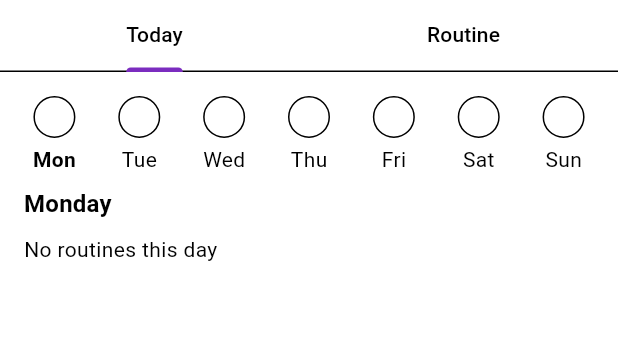
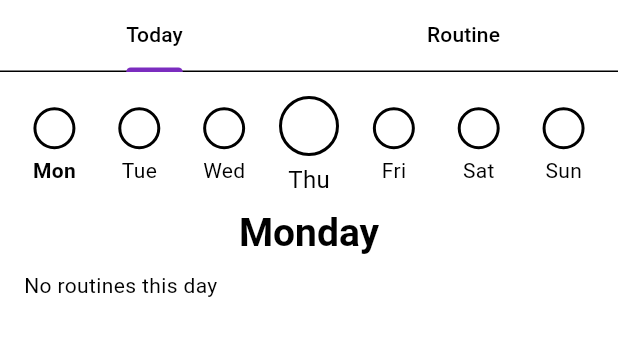
Before and after one commit to Juanppmi/gymtracker, a Flutter app: the screen it shows after launch, after a tap on "Mon", on a phone screen of 412 x 824 dp, the part 84-440 px from its top. Run offline on Flutter 3.47's test engine with Material 3 defaults, Android fonts, the phone set to English and light mode, and no system bars; our stand-ins replace cupertino_ui, drift, drift_flutter, flutter_riverpod, material_ui, shared_preferences; accounts and stored records are empty; generated files the repository leaves out were written again; statements that could not run were skipped.

Commit message:
feat/show-today-progress-and-start
Today should show the current day more clearly and how much of the day is done. Each routine opens with Start, Continue, or Review, and the circle fills by the share of concluded routines.

Closes #31

Co-authored-by: Cursor <cursoragent@cursor.com>

```diff
--- a/lib/data/gym_repository.dart
+++ b/lib/data/gym_repository.dart
@@ -341,6 +341,27 @@ class GymRepository {
         .get();
   }
 
+  Future<Map<int, int>> exerciseCounts() async {
+    final rows = await _database.select(_database.routineExercises).get();
+    final counts = <int, int>{};
+    for (final row in rows) {
+      counts[row.routineId] = (counts[row.routineId] ?? 0) + 1;
+    }
+    return counts;
+  }
+
+  Future<Map<(int, int), int>> checkedCountsForWeek(DateTime weekStart) async {
+    final rows = await (_database.select(
+      _database.exerciseChecks,
+    )..where((row) => row.weekStart.equals(weekStart))).get();
+    final counts = <(int, int), int>{};
+    for (final row in rows) {
+      final key = (row.weekday, row.routineId);
+      counts[key] = (counts[key] ?? 0) + 1;
+    }
+    return counts;
+  }
+
   Future<void> setExerciseChecked({
     required DateTime weekStart,
     required int weekday,
--- a/lib/data/week_snapshot.dart
+++ b/lib/data/week_snapshot.dart
@@ -5,21 +5,36 @@ class WeekSnapshot {
     required this.weekStart,
     required this.assignments,
     required this.logged,
+    this.checkedCounts = const <(int, int), int>{},
+    this.exerciseCounts = const <int, int>{},
   });
 
   final DateTime weekStart;
   final List<WeekdayAssignmentItem> assignments;
   final Set<(int, int)> logged;
+  final Map<(int, int), int> checkedCounts;
+  final Map<int, int> exerciseCounts;
 
-  bool isFilled(int weekday) {
+  double progressFor(int weekday) {
     final assigned = [
       for (final item in assignments)
         if (item.weekday == weekday) item.routineId,
     ];
     if (assigned.isEmpty) {
-      return false;
+      return 0;
     }
-    return assigned.every((routineId) => logged.contains((weekday, routineId)));
+    final done = assigned
+        .where((routineId) => logged.contains((weekday, routineId)))
+        .length;
+    return done / assigned.length;
+  }
+
+  bool isFilled(int weekday) => progressFor(weekday) >= 1;
+
+  int exerciseCount(int routineId) => exerciseCounts[routineId] ?? 0;
+
+  int checkedCount(int weekday, int routineId) {
+    return checkedCounts[(weekday, routineId)] ?? 0;
   }
 
   List<WeekdayAssignmentItem> routinesFor(int weekday) {
--- a/lib/l10n/app_en.arb
+++ b/lib/l10n/app_en.arb
@@ -54,6 +54,10 @@
   "sundayShort": "Sun",
   "finish": "Finish",
   "noRoutinesThisDay": "No routines this day",
+  "todaysRoutine": "Today's routine",
+  "startWorkout": "Start",
+  "continueWorkout": "Continue",
+  "review": "Review",
   "theme": "Theme",
   "themeSystem": "System",
   "themeLight": "Light",
--- a/lib/l10n/app_localizations.dart
+++ b/lib/l10n/app_localizations.dart
@@ -380,6 +380,30 @@ abstract class AppLocalizations {
   /// **'No routines this day'**
   String get noRoutinesThisDay;
 
+  /// No description provided for @todaysRoutine.
+  ///
+  /// In en, this message translates to:
+  /// **'Today\'s routine'**
+  String get todaysRoutine;
+
+  /// No description provided for @startWorkout.
+  ///
+  /// In en, this message translates to:
+  /// **'Start'**
+  String get startWorkout;
+
+  /// No description provided for @continueWorkout.
+  ///
+  /// In en, this message translates to:
+  /// **'Continue'**
+  String get continueWorkout;
+
+  /// No description provided for @review.
+  ///
+  /// In en, this message translates to:
+  /// **'Review'**
+  String get review;
+
   /// No description provided for @theme.
   ///
   /// In en, this message translates to:
--- a/lib/l10n/app_pt.arb
+++ b/lib/l10n/app_pt.arb
@@ -54,6 +54,10 @@
   "sundayShort": "Dom",
   "finish": "Concluir",
   "noRoutinesThisDay": "Nenhuma ficha neste dia",
+  "todaysRoutine": "Rotina de hoje",
+  "startWorkout": "Começar",
+  "continueWorkout": "Continuar",
+  "review": "Rever",
   "theme": "Tema",
   "themeSystem": "Sistema",
   "themeLight": "Claro",
--- a/lib/ui/design_system/weekday_circle.dart
+++ b/lib/ui/design_system/weekday_circle.dart
@@ -1,26 +1,71 @@
+import 'dart:math' as math;
+
 import 'package:material_ui/material_ui.dart';
 
 class WeekdayCircle extends StatelessWidget {
-  const WeekdayCircle({super.key, required this.filled});
+  const WeekdayCircle({super.key, this.progress = 0, this.large = false});
 
-  final bool filled;
+  final double progress;
+  final bool large;
+
+  bool get filled => progress >= 1;
 
   @override
   Widget build(BuildContext context) {
     final colorScheme = Theme.of(context).colorScheme;
+    final size = large ? 40.0 : 28.0;
     return Semantics(
       selected: filled,
-      child: Container(
-        width: 28,
-        height: 28,
-        decoration: BoxDecoration(
-          shape: BoxShape.circle,
-          color: filled ? colorScheme.primary : Colors.transparent,
-          border: Border.all(
-            color: filled ? colorScheme.primary : colorScheme.outline,
-          ),
+      child: CustomPaint(
+        size: Size.square(size),
+        painter: _CircleProgressPainter(
+          progress: progress.clamp(0, 1),
+          color: colorScheme.primary,
+          border: filled ? colorScheme.primary : colorScheme.outline,
         ),
       ),
     );
   }
 }
+
+class _CircleProgressPainter extends CustomPainter {
+  const _CircleProgressPainter({
+    required this.progress,
+    required this.color,
+    required this.border,
+  });
+
+  final double progress;
+  final Color color;
+  final Color border;
+
+  @override
+  void paint(Canvas canvas, Size size) {
+    final center = size.center(Offset.zero);
+    final radius = size.width / 2;
+    if (progress > 0) {
+      canvas.drawArc(
+        Rect.fromCircle(center: center, radius: radius - 1),
+        -math.pi / 2,
+        math.pi * 2 * progress,
+        true,
+        Paint()..color = color,
+      );
+    }
+    canvas.drawCircle(
+      center,
+      radius - 1,
+      Paint()
+        ..style = PaintingStyle.stroke
+        ..strokeWidth = 2
+        ..color = border,
+    );
+  }
+
+  @override
+  bool shouldRepaint(covariant _CircleProgressPainter oldDelegate) {
+    return oldDelegate.progress != progress ||
+        oldDelegate.color != color ||
+        oldDelegate.border != border;
+  }
+}
--- a/lib/ui/today/today_log_notifier.dart
+++ b/lib/ui/today/today_log_notifier.dart
@@ -16,12 +16,16 @@ class TodayLogNotifier extends AsyncNotifier<WeekSnapshot> {
     final weekStart = weekStartOf(ref.watch(clockProvider));
     final assignments = await ref.watch(weekdayAssignmentsProvider.future);
     final sessions = await repository.sessionsForWeek(weekStart);
+    final checkedCounts = await repository.checkedCountsForWeek(weekStart);
+    final exerciseCounts = await repository.exerciseCounts();
     return WeekSnapshot(
       weekStart: weekStart,
       assignments: assignments,
       logged: {
         for (final session in sessions) (session.weekday, session.routineId),
       },
+      checkedCounts: checkedCounts,
+      exerciseCounts: exerciseCounts,
     );
   }
 }
--- a/lib/ui/today/today_screen.dart
+++ b/lib/ui/today/today_screen.dart
@@ -1,8 +1,10 @@
 import 'package:flutter_riverpod/flutter_riverpod.dart';
 import 'package:gymtracker/data/clock.dart';
 import 'package:gymtracker/data/weekday.dart';
+import 'package:gymtracker/data/week_snapshot.dart';
 import 'package:gymtracker/data/weekday_assignment_item.dart';
 import 'package:gymtracker/l10n/app_localizations.dart';
+import 'package:gymtracker/ui/design_system/app_button.dart';
 import 'package:gymtracker/ui/design_system/weekday_circle.dart';
 import 'package:gymtracker/ui/routine/weekday_label.dart';
 import 'package:gymtracker/ui/today/today_log_notifier.dart';
@@ -22,7 +24,8 @@ class _TodayScreenState extends ConsumerState<TodayScreen> {
   @override
   Widget build(BuildContext context) {
     final l10n = AppLocalizations.of(context);
-    final selected = _selectedWeekday ?? ref.watch(clockProvider).weekday;
+    final today = ref.watch(clockProvider).weekday;
+    final selected = _selectedWeekday ?? today;
     final log = ref.watch(todayLogProvider);
 
     return SizedBox.expand(
@@ -47,11 +50,15 @@ class _TodayScreenState extends ConsumerState<TodayScreen> {
                               setState(() => _selectedWeekday = weekday),
                           child: Column(
                             children: [
-                              WeekdayCircle(filled: snapshot.isFilled(weekday)),
+                              WeekdayCircle(
+                                progress: snapshot.progressFor(weekday),
+                                large: weekday == today,
+                              ),
                               const SizedBox(height: 4),
                               Text(
                                 weekdayShortLabel(l10n, weekday),
                                 style: TextStyle(
+                                  fontSize: weekday == today ? 16 : null,
                                   fontWeight: weekday == selected
                                       ? FontWeight.bold
                                       : null,
@@ -67,8 +74,12 @@ class _TodayScreenState extends ConsumerState<TodayScreen> {
               Padding(
                 padding: const EdgeInsets.symmetric(horizontal: 16),
                 child: Text(
-                  weekdayLabel(l10n, selected),
-                  style: Theme.of(context).textTheme.titleMedium,
+                  selected == today
+                      ? l10n.todaysRoutine
+                      : weekdayLabel(l10n, selected),
+                  textAlign: TextAlign.center,
+                  style: Theme.of(context).textTheme.titleLarge
+                      ?.copyWith(fontSize: 26),
                 ),
               ),
               const SizedBox(height: 8),
@@ -80,7 +91,11 @@ class _TodayScreenState extends ConsumerState<TodayScreen> {
                       Text(l10n.noRoutinesThisDay)
                     else
                       for (final routine in routines)
-                        _TodayRoutineTile(routine: routine, weekday: selected),
+                        _TodayRoutineTile(
+                          routine: routine,
+                          weekday: selected,
+                          snapshot: snapshot,
+                        ),
                   ],
                 ),
               ),
@@ -93,21 +108,34 @@ class _TodayScreenState extends ConsumerState<TodayScreen> {
 }
 
 class _TodayRoutineTile extends StatelessWidget {
-  const _TodayRoutineTile({required this.routine, required this.weekday});
+  const _TodayRoutineTile({
+    required this.routine,
+    required this.weekday,
+    required this.snapshot,
+  });
 
   final WeekdayAssignmentItem routine;
   final int weekday;
+  final WeekSnapshot snapshot;
 
   @override
   Widget build(BuildContext context) {
-    return ListTile(
-      key: Key('today-routine-${routine.routineId}'),
-      contentPadding: EdgeInsets.zero,
-      title: Text(
+    final l10n = AppLocalizations.of(context);
+    return Padding(
+      padding: const EdgeInsets.only(bottom: 16),
+      child: Column(
+        children: [
+          Text(
             routine.routineName,
+            textAlign: TextAlign.center,
             style: Theme.of(context).textTheme.titleMedium,
           ),
-      onTap: () {
+          const SizedBox(height: 8),
+          Align(
+            child: AppButton(
+              key: Key('open-today-${routine.routineId}'),
+              label: _label(l10n),
+              onPressed: () {
                 Navigator.of(context).push(
                   MaterialPageRoute<void>(
                     builder: (context) => WorkoutLogScreen(
@@ -118,6 +146,23 @@ class _TodayRoutineTile extends StatelessWidget {
                   ),
                 );
               },
+            ),
+          ),
+        ],
+      ),
     );
   }
+
+  String _label(AppLocalizations l10n) {
+    final total = snapshot.exerciseCount(routine.routineId);
+    final checked = snapshot.checkedCount(weekday, routine.routineId);
+    final logged = snapshot.logged.contains((weekday, routine.routineId));
+    if (total > 0 && (checked >= total || (logged && checked == 0))) {
+      return l10n.review;
     }
+    if (checked > 0) {
+      return l10n.continueWorkout;
+    }
+    return l10n.startWorkout;
+  }
+}
--- a/lib/ui/today/workout_log_screen.dart
+++ b/lib/ui/today/workout_log_screen.dart
@@ -292,8 +292,8 @@ class _WorkoutLogScreenState extends ConsumerState<WorkoutLogScreen> {
             routineId: widget.routineId,
           );
       _logged = false;
-      ref.invalidate(todayLogProvider);
     }
+    ref.invalidate(todayLogProvider);
   }
 
   Future<void> _storeCheck(WorkoutDraft item, bool checked) {
```
Also changed, not shown: lib/l10n/app_localizations_en.dart (+12 -0 lines), lib/l10n/app_localizations_pt.dart (+12 -0 lines), 2 other files. Lines whose indentation alone changed are shown as unchanged.
